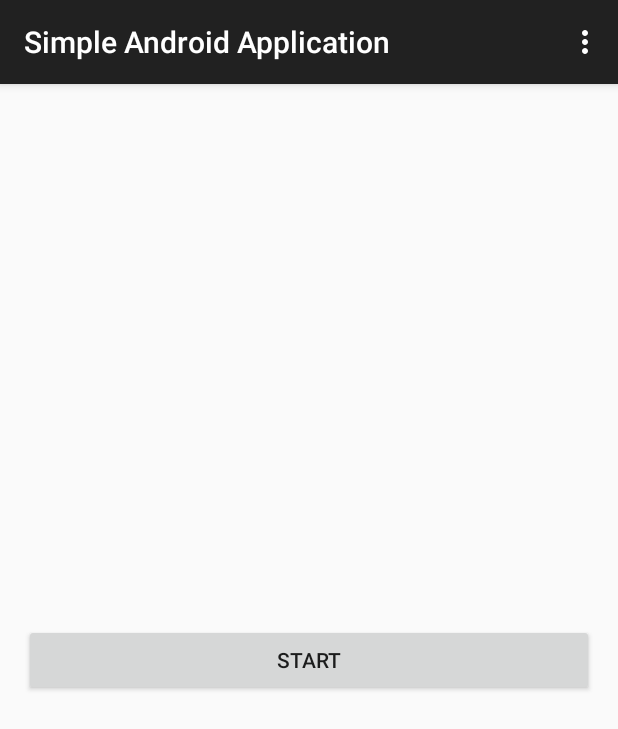
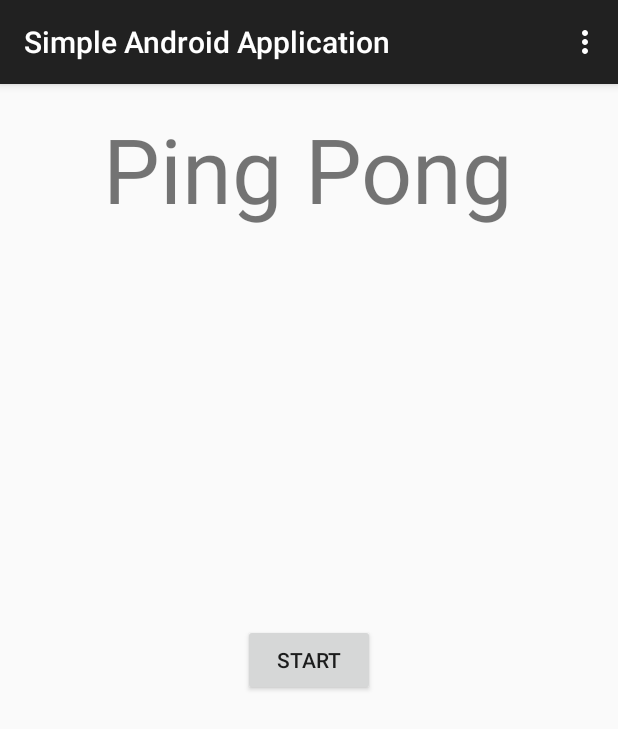
Before and after one commit to akasso/simpleandroid, an Android app: the screen it shows after launch (MainActivity), on a phone screen of 412 x 824 dp. Shown: the top 729 px of the screen. Run offline under Robolectric (Android 15) with nearby library versions, the phone set to English and light mode, and no system bars.

Commit message:
Added title to Menu and rearanged the position of start button

```diff
--- a/app/src/main/res/layout/activity_main.xml
+++ b/app/src/main/res/layout/activity_main.xml
@@ -4,15 +4,28 @@
     android:paddingRight="@dimen/activity_horizontal_margin"
     android:paddingTop="@dimen/activity_vertical_margin"
     android:paddingBottom="@dimen/activity_vertical_margin" tools:context=".MainActivity"
-    android:orientation="horizontal">
+    android:orientation="vertical">
+
+    <RelativeLayout
+        android:layout_width="match_parent"
+        android:layout_height="match_parent">
+
+        <TextView
+            android:layout_width="wrap_content"
+            android:layout_height="wrap_content"
+            android:text="@string/txtVwMainTitle"
+            android:textSize="60dp"
+            android:layout_centerHorizontal="true"
+            />
+
+        <Button
+            android:layout_width="wrap_content"
+            android:layout_height="wrap_content"
+            android:layout_centerInParent="true"
+            android:text="@string/btnStart"
+            android:id="@+id/btnStart"
+            android:onClick="startGame" />
+        </RelativeLayout>
 
 
-    <Button
-        android:layout_width="match_parent"
-        android:layout_height="wrap_content"
-        android:text="@string/btnStart"
-        android:id="@+id/btnStart"
-        android:layout_gravity="center_vertical"
-        android:onClick="startGame"/>
-
 </LinearLayout>
--- a/app/src/main/res/values/strings.xml
+++ b/app/src/main/res/values/strings.xml
@@ -5,4 +5,6 @@
     <string name="action_settings">Settings</string>
     <string name="btnStart">Start</string>
     <string name="title_activity_game">GameActivity</string>
+    <string name="txtVwMainTitle">Ping Pong</string>
+
 </resources>
```
